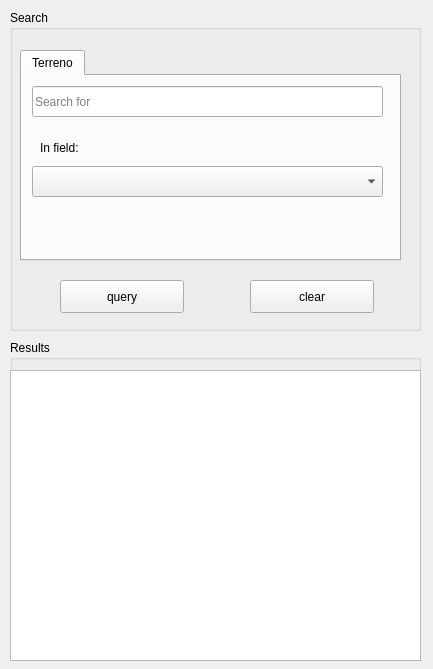
First picture: the form in asistente_ladm_col/ui/dockwidget_queries.ui, repository SwissTierrasColombia/Asistente-LADM-COL, before the edit.
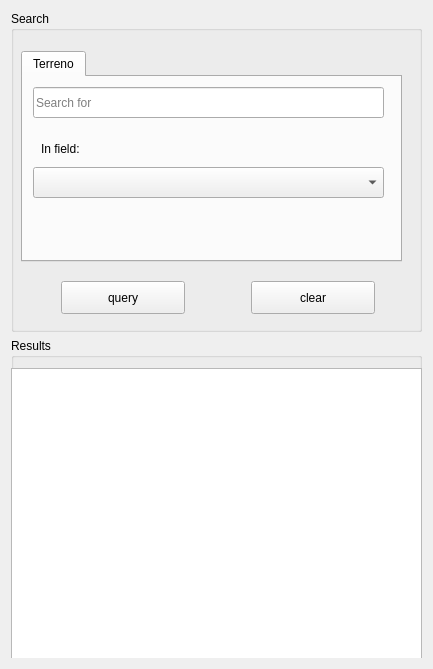
Second picture: the form after the edit.

Commit message: [data] initial source of data models for tree

```diff
--- a/asistente_ladm_col/ui/dockwidget_queries.ui
+++ b/asistente_ladm_col/ui/dockwidget_queries.ui
@@ -13,38 +13,9 @@
   <property name="windowTitle">
    <string>Form</string>
   </property>
-  <widget class="QGroupBox" name="groupBox_2">
-   <property name="geometry">
-    <rect>
-     <x>10</x>
-     <y>340</y>
-     <width>411</width>
-     <height>321</height>
-    </rect>
-   </property>
-   <property name="title">
-    <string>Results</string>
-   </property>
-   <widget class="QTreeView" name="treeView">
-    <property name="geometry">
-     <rect>
-      <x>0</x>
-      <y>30</y>
-      <width>411</width>
-      <height>291</height>
-     </rect>
-    </property>
-   </widget>
-  </widget>
+  <layout class="QVBoxLayout" name="verticalLayout">
+   <item>
   <widget class="QGroupBox" name="groupBox">
-   <property name="geometry">
-    <rect>
-     <x>10</x>
-     <y>10</y>
-     <width>411</width>
-     <height>321</height>
-    </rect>
-   </property>
    <property name="title">
     <string>Search</string>
    </property>
@@ -132,6 +103,25 @@
     </property>
    </widget>
   </widget>
+   </item>
+   <item>
+    <widget class="QGroupBox" name="groupBox_2">
+     <property name="title">
+      <string>Results</string>
+     </property>
+     <widget class="QTreeView" name="treeView">
+      <property name="geometry">
+       <rect>
+        <x>0</x>
+        <y>30</y>
+        <width>411</width>
+        <height>291</height>
+       </rect>
+      </property>
+     </widget>
+    </widget>
+   </item>
+  </layout>
  </widget>
  <resources/>
  <connections/>
```
Lines whose indentation alone changed are shown as unchanged. The commit also changes 2 other files.
